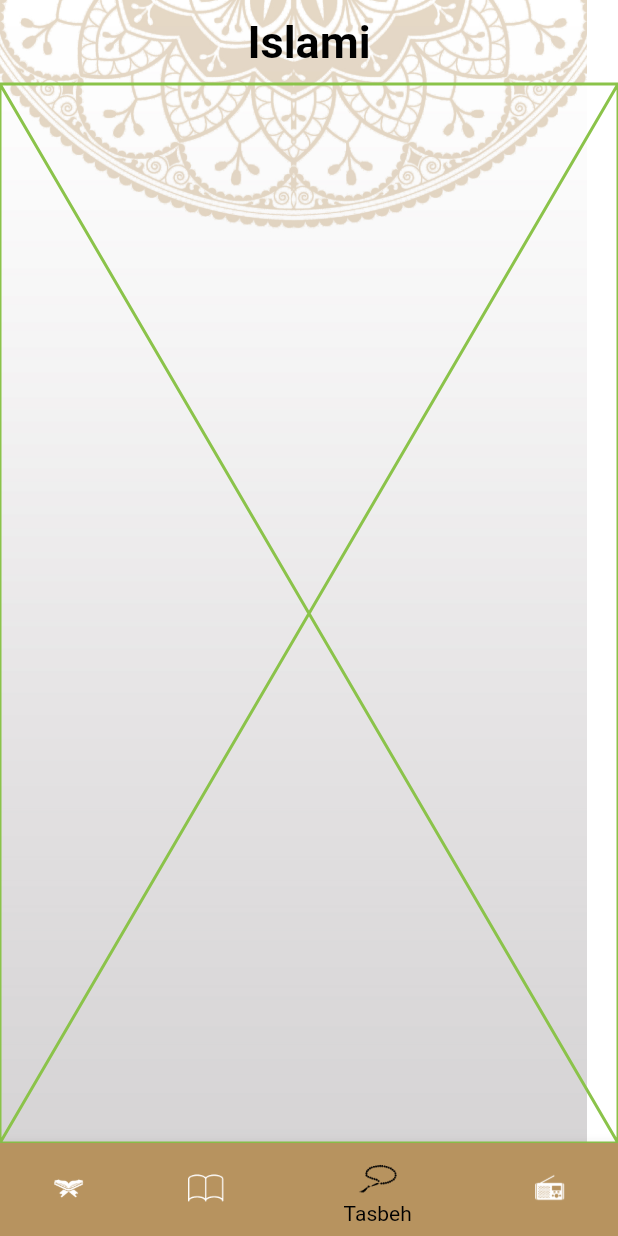
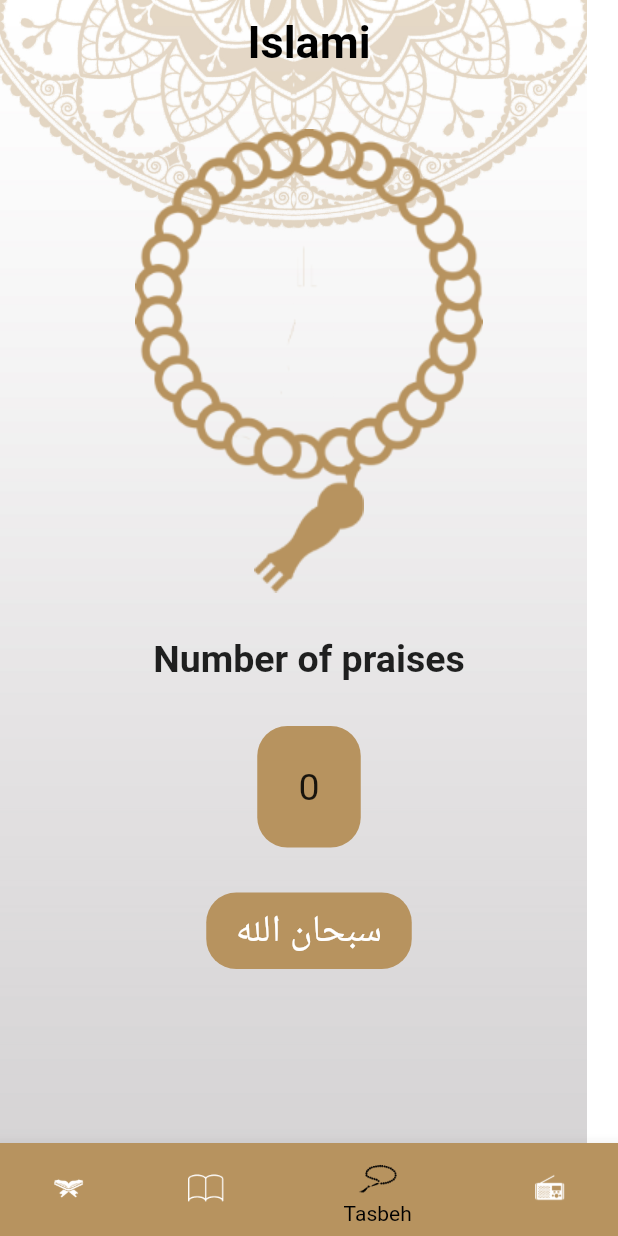
Before and after one commit to mohamednabiltraining/islami-c11, a Flutter app: the screen it shows after launch, item 3 of the bottom bar chosen, on a phone screen of 412 x 824 dp. Run offline on Flutter 3.47's test engine with Material 2 defaults, Android fonts, the phone set to English and light mode, and no system bars.

Commit message:
-add tasbeh screen

```diff
--- a/lib/ui/home/home_screen.dart
+++ b/lib/ui/home/home_screen.dart
@@ -43,5 +43,5 @@ class _HomeScreenState extends State<HomeScreen> {
     ));
   }
 
-  var tabs = [QuranbTab(), HadethTab(), TasbehTab(), RadioTab()];
+  var tabs = [QuranbTab(), HadethTab(), TasbehScreeen(), RadioTab()];
 }
--- a/lib/ui/home/tasbeh/tasbeh_tab.dart
+++ b/lib/ui/home/tasbeh/tasbeh_tab.dart
@@ -1,12 +1,133 @@
 import 'package:flutter/material.dart';
+import 'package:islami_c11/ui/theme/MyTheme.dart';
 
-class TasbehTab extends StatelessWidget {
-  const TasbehTab({super.key});
+
+class TasbehScreeen extends StatefulWidget {
+  const TasbehScreeen({Key? key}) : super(key: key);
+
+  @override
+  State<TasbehScreeen> createState() => _TasbehScreeenState();
+}
+
+class _TasbehScreeenState extends State<TasbehScreeen> {
+
+  int count = 0;
+  int index = 0;
+  List<String> tsabeh= [
+    'سبحان الله',
+    'الحمد لله',
+    'لا اله الا الله',
+    'الله اكبر' //index = 3   index =4
+  ];
+  double turns = 0;
 
   @override
   Widget build(BuildContext context) {
-    return const Placeholder(
-      color: Colors.lightGreen,
+    return Padding(
+      padding: const EdgeInsets.only(
+          top: 30
+      ),
+      child: Center(
+        child: Column(
+          children: [
+            GestureDetector(
+              onTap: (){
+                print(
+                    'index = $index, count = $count'
+                );
+                setState(() {
+                  turns = turns+1 / 720;
+                  if(count<33){
+                    count++;
+                  }else{
+                    count = 0;
+                    if(index<tsabeh.length-1){
+                      index++;
+                    }else{
+                      index = 0;
+                    }
+                  }
+                });
+              },
+              child: AnimatedRotation(
+                duration:const Duration(milliseconds: 200) ,
+                turns: turns+1 / 2,
+                child: Stack(
+                  alignment: Alignment.topCenter,
+                  children: [
+                    Image.asset(
+                      'assets/images/head_sebha_logo.png',
+                      width: 73,
+                      height: 105,
+                    ),
+                    Padding(
+
+                      padding:const EdgeInsets.only(
+                          top: 75
+                      ),
+                      child: Image.asset(
+                        'assets/images/body_sebha_logo.png',
+                        width: 232,
+                        height: 234,
+                      ),
+                    ),
+                  ],
+                ),
+              ),
+            ),
+            const Padding(
+              padding:  EdgeInsets.symmetric(
+                  vertical: 30
+              ),
+              child:  Text(
+                'Number of praises',
+                style: TextStyle(
+                    fontSize: 25,
+                    fontWeight: FontWeight.w600
+                ),
+              ),
+            ),
+            Container(
+              width: 69,
+              height: 81,
+              decoration: BoxDecoration(
+                  color: MyThemeData.lightPrimary,
+                  borderRadius: BorderRadius.circular(20)
+              ),
+              child: Center(
+                child: Text(
+                  '$count',
+                  style: TextStyle(
+                      fontWeight: FontWeight.w400,
+                      fontSize: 25
+                  ),
+                ),
+              ),
+            ),
+            const SizedBox(
+              height: 30,
+            ),
+            Container(
+              width: 137,
+              height: 51,
+              decoration: BoxDecoration(
+                  color: MyThemeData.lightPrimary,
+                  borderRadius: BorderRadius.circular(20)
+              ),
+              child: Center(
+                child: Text(
+                  tsabeh[index],
+                  style: const TextStyle(
+                      fontWeight: FontWeight.w400,
+                      fontSize: 25,
+                      color: Colors.white
+                  ),
+                ),
+              ),
+            ),
+          ],
+        ),
+      ),
     );
   }
 }
--- a/pubspec.yaml
+++ b/pubspec.yaml
@@ -19,7 +19,7 @@ publish_to: 'none' # Remove this line if you wish to publish to pub.dev
 version: 1.0.0+1
 
 environment:
-  sdk: '>=3.1.3 <4.0.0'
+  sdk: '>=2.19.6 <3.0.0'
 
 # Dependencies specify other packages that your package needs in order to work.
 # To automatically upgrade your package dependencies to the latest versions
```
Also changed, not shown: assets/images/body_sebha_logo.png (added), assets/images/head_sebha_logo.png (added), pubspec.lock, 6 other files.
